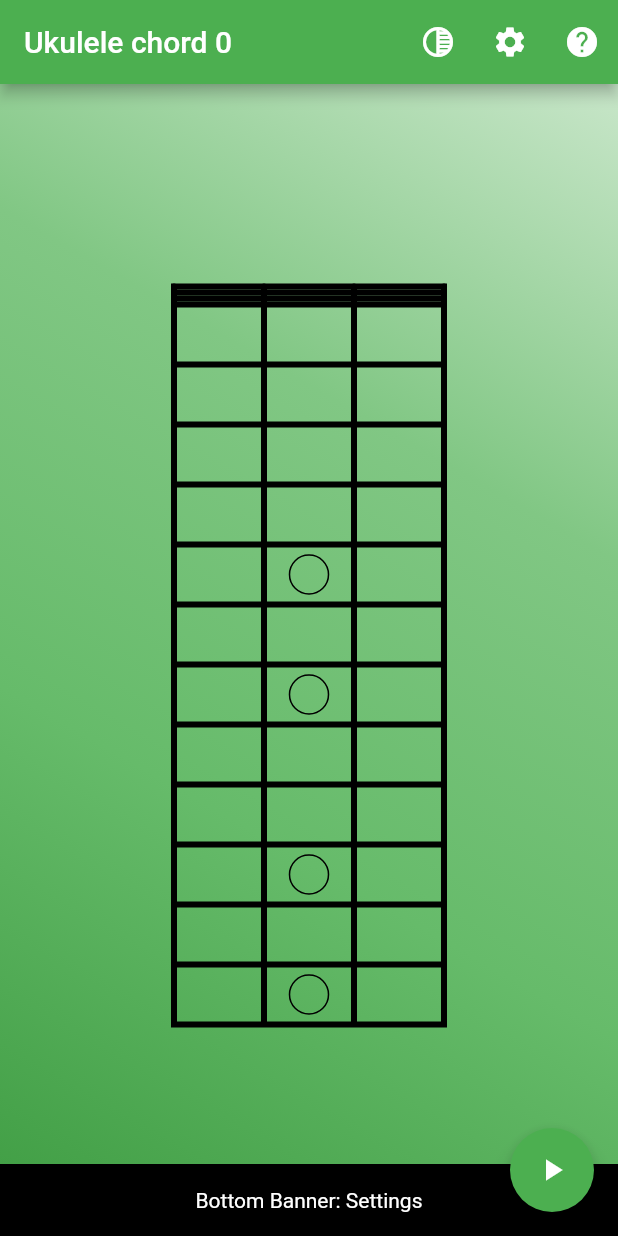
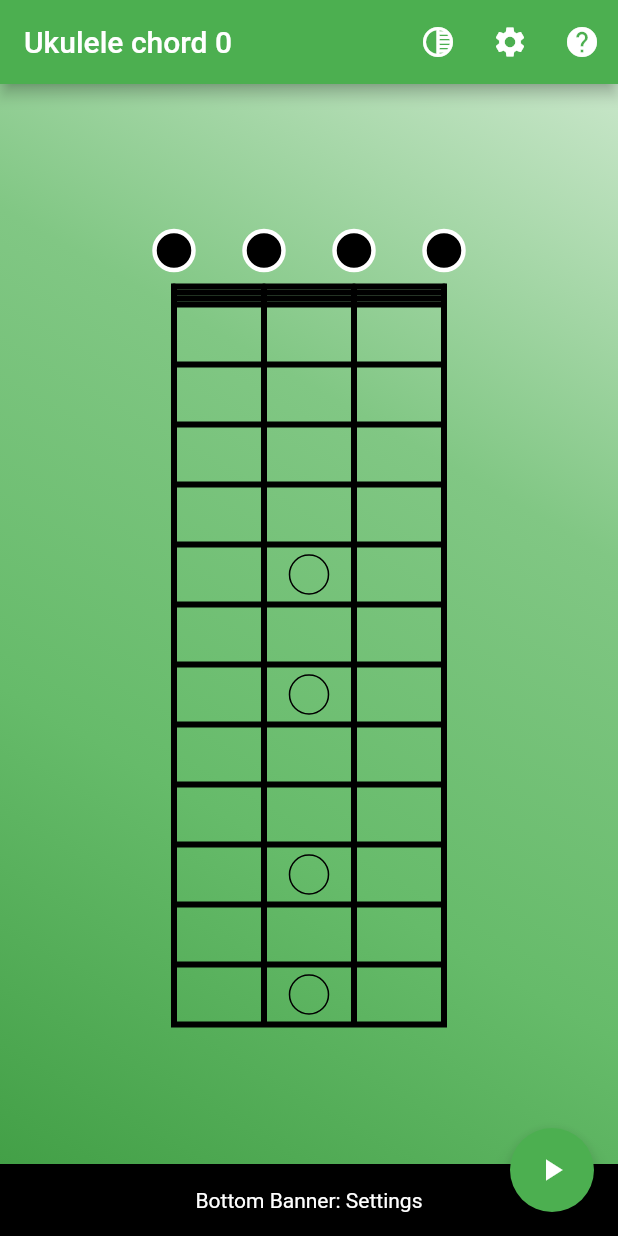
Before and after one commit to stephaneworkspace/ukulele2tracker, a Flutter app: the screen it shows after launch, after a tap on the "settings" icon, on a phone screen of 412 x 824 dp. Run offline on Flutter 3.47's test engine with Material 2 defaults, Android fonts, the phone set to English and light mode, and no system bars; missing offline and left inert: flutter_midi, positioned_tap_detector.

Commit message:
click is ok

```diff
--- a/lib/main.dart
+++ b/lib/main.dart
@@ -129,8 +129,17 @@ class _MyHomePageState extends State<MyHomePage> {
   }
 
   String _position = '';
+  List _ligne = [
+    0, 0, 0, 0
+  ];
+
   void _handleTap(String gesture, TapPosition position) {
     setState(() {
+      int x = UkuHitBox().detectColumn(position.relative.dx);
+      int y = UkuHitBox().detectLine(position.relative.dy);
+      if (x > 0) {
+        _ligne[x - 1] = y;
+      }
       _position = '${position.relative} + ${UkuHitBox().detectColumn(position.relative.dx)} ${UkuHitBox().detectLine(position.relative.dy)}';
       //_position = '$_swPrint -> $gesture: Global: ${position.global}, Relative ${position.relative}';
     }); // setState for refresh form
@@ -243,7 +252,7 @@ class _MyHomePageState extends State<MyHomePage> {
             doubleTapDelay: Duration(milliseconds: 500),
             child: new CustomPaint(
               size: Size(300, 530),
-              painter: new UkuTabs(_swPrint)
+              painter: new UkuTabs(_swPrint, _ligne)
             ),
           )
         )
--- a/lib/uku_hitbox.dart
+++ b/lib/uku_hitbox.dart
@@ -46,7 +46,7 @@ class UkuHitBox {
                             if (y >= (pYBeginLigne1 + (_espacementY * 11.0)) && y <= (pYBeginLigne1 + (_espacementY * 12.0)))
                               return 12;
                             else
-                              return -1;
+                              return 0;
   }
 
   int detectColumn(double x) {
--- a/lib/uku_tabs.dart
+++ b/lib/uku_tabs.dart
@@ -7,11 +7,14 @@ import 'package:flutter/material.dart';
 class UkuTabs extends CustomPainter {
 
   var _swPrint = false;
+  List _ligne = [];
+
   final _espacementY = 40.0;
   final _circleRadius = 13.0;
 
-  UkuTabs(bool swPrint) {
+  UkuTabs(bool swPrint, ligne) {
     _swPrint = swPrint;
+    _ligne = ligne;
   }
 
   @override
@@ -100,6 +103,30 @@ class UkuTabs extends CustomPainter {
     canvas.drawCircle(Offset(pXDiv2, (pYBeginLigne1 + (_espacementY * 9) + _espacementY / 2)), circleHelperRadius, paint);
     canvas.drawCircle(Offset(pXDiv2, (pYBeginLigne1 + (_espacementY * 11) + _espacementY / 2)), circleHelperRadius, paint);
 
+    // c = column 1 to 4
+    int c = 0;
+    for (int l in _ligne) {
+      c++;
+      switch (l) {
+        case 0:
+          paint = Paint()
+            ..color = Colors.black;
+          canvas.drawCircle(printCircle(l, c, pXDiv6), _circleRadius, paint);
+          paint = Paint()
+            ..color = Colors.white
+            ..style = PaintingStyle.stroke
+            ..strokeWidth = strokeLigne0Width
+            ..strokeCap = StrokeCap.round;
+          canvas.drawCircle(printCircle(l, c, pXDiv6), _circleRadius, paint);
+          break;
+        default:
+        paint = Paint()
+          ..color = Colors.black;
+        canvas.drawCircle(printCircle(l, c, pXDiv6), _circleRadius, paint);
+          break;
+      }
+    }
+/*
     // Essai
     if (_swPrint) {
       // 0.1
@@ -141,7 +168,7 @@ class UkuTabs extends CustomPainter {
       paint = Paint()
         ..color = Colors.red;
       canvas.drawRect(new Rect.fromLTRB(pXDiv6 / 2, pYBeginLigne1 + (_espacementY * 4.0), pXDiv6 + (pXDiv6 / 2), pYBeginLigne1 + (_espacementY * 3)), paint);
-    }*/
+    }*/*/
   }
 
   @override
```
